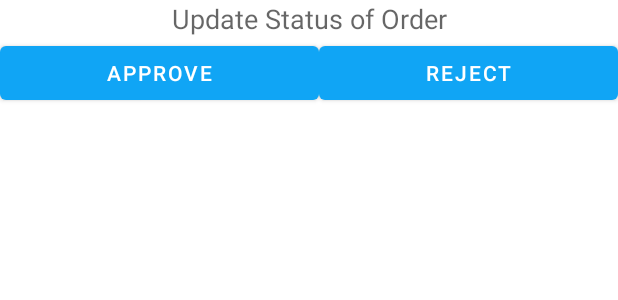
After one commit to Kirloxious/Mealer, an Android app: the layout setstatus_dialog.xml on its own in the app's theme, with its tools: preview values and no code run, on a phone screen of 412 x 824 dp. The commit adds this screen. Shown: the top 300 px of the screen. Run offline under Robolectric (Android 15) with nearby library versions, the phone set to English and light mode, and no system bars.

Commit message:
cook can see orders & update their status

```diff
--- a/app/src/main/java/com/example/mealer24/Activities/HomeScreenClient.java
+++ b/app/src/main/java/com/example/mealer24/Activities/HomeScreenClient.java
@@ -53,8 +53,10 @@ public class HomeScreenClient extends HomeScreen {
         order_status = findViewById(R.id.OrderRequests);
         order_status.setOnClickListener(this::sendToViewOrdersPage);
         previous_orders = findViewById(R.id.PrevMeals);
+
         order_meal = findViewById(R.id.OrderMeal);
         order_meal.setOnClickListener(this::sendToSearchMealsPage);
+
         logoutBtn = findViewById(R.id.logoutBtn);
         logoutBtn.setOnClickListener(view -> logoutUser());
 
--- a/app/src/main/java/com/example/mealer24/model/Cuisinier.java
+++ b/app/src/main/java/com/example/mealer24/model/Cuisinier.java
@@ -128,6 +128,7 @@ public class Cuisinier extends Account {
 		toutAchat.add(uneDemande);
 
 	}
+
 	public List<DemandeAchat> getListeDeDemande(){
 		return toutAchat;
 		//make it so that it returns only one
@@ -161,7 +162,6 @@ public class Cuisinier extends Account {
 		result.put("description", description);
 
 
-
 		return result;
 	}
 
--- /dev/null
+++ b/app/src/main/res/layout/setstatus_dialog.xml
@@ -0,0 +1,39 @@
+<?xml version="1.0" encoding="utf-8"?>
+<androidx.constraintlayout.widget.ConstraintLayout xmlns:android="http://schemas.android.com/apk/res/android"
+    android:layout_width="match_parent"
+    android:layout_height="match_parent">
+
+    <LinearLayout
+        android:layout_width="match_parent"
+        android:layout_height="match_parent"
+        android:orientation="vertical">
+
+        <TextView
+            android:id="@+id/textView3"
+            android:layout_width="match_parent"
+            android:layout_height="wrap_content"
+            android:text="Update Status of Order"
+            android:textAlignment="center"
+            android:textAppearance="@style/TextAppearance.AppCompat.Medium" />
+
+        <LinearLayout
+            android:layout_width="match_parent"
+            android:layout_height="match_parent"
+            android:orientation="horizontal">
+
+            <Button
+                android:id="@+id/btnStatusApprove"
+                android:layout_width="wrap_content"
+                android:layout_height="wrap_content"
+                android:layout_weight="1"
+                android:text="Approve" />
+
+            <Button
+                android:id="@+id/btnStatusReject"
+                android:layout_width="wrap_content"
+                android:layout_height="wrap_content"
+                android:layout_weight="1"
+                android:text="Reject" />
+        </LinearLayout>
+    </LinearLayout>
+</androidx.constraintlayout.widget.ConstraintLayout>
```
Also changed, not shown: app/src/main/AndroidManifest.xml (+7 -0 lines), app/src/main/java/com/example/mealer24/Activities/HomeScreenChef.java (+7 -0 lines), app/src/main/java/com/example/mealer24/Activities/OrderRequestActivity.java (added, +146 -0 lines), app/src/main/java/com/example/mealer24/model/DemandeAchat.java (+9 -11 lines), app/src/main/java/com/example/mealer24/model/OrderLayout.java (renamed from app/src/main/java/com/example/mealer24/model/OrderList.java, +13 -2 lines), app/src/main/res/layout/activity_order_request.xml (added, +33 -0 lines), app/src/main/res/layout/layout_order_list.xml (+72 -9 lines), app/src/main/res/values/strings.xml (+9 -0 lines).
